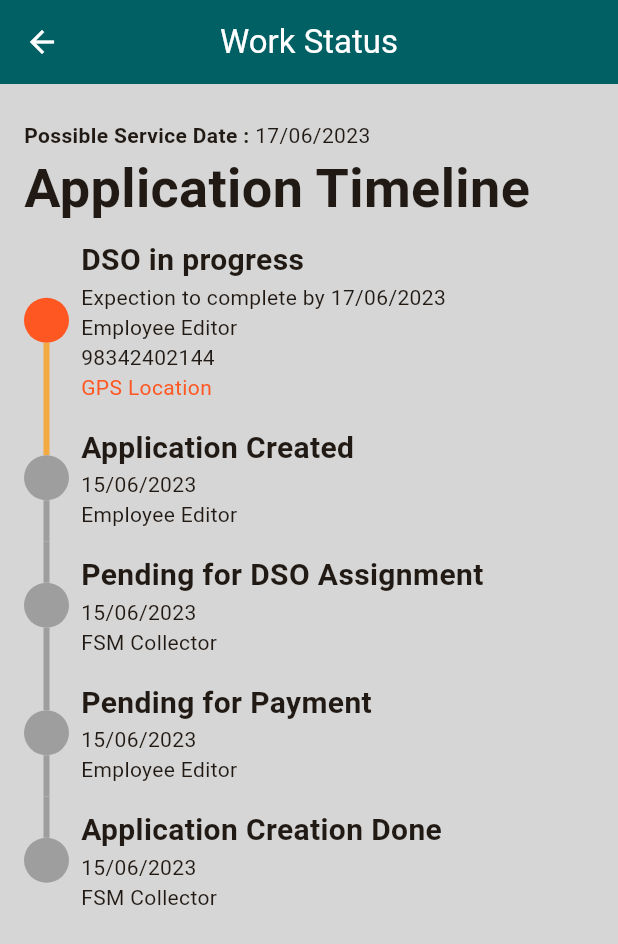
After one commit to achintya-7/vehicle_tracker_demo, a Flutter app: the StatusPage screen opened by its route, on a phone screen of 412 x 824 dp. The commit adds this screen. Shown: the top 944 px of the screen. Run offline on Flutter 3.47's test engine with Material 2 defaults, Android fonts, the phone set to English and light mode, and no system bars; drawn by our look-alikes of timeline_tile; our stand-ins replace flutter_map, fluttertoast, geocoding, geolocator, get, latlong2.

Commit message:
added status time line

```diff
--- a/lib/features/home/pages/home_page.dart
+++ b/lib/features/home/pages/home_page.dart
@@ -35,6 +35,11 @@ class HomePage extends StatelessWidget {
                 icon: const Icon(Icons.map),
                 label: const Text('Map'),
               ),
+              FilledButton.tonalIcon(
+                onPressed: () => Get.toNamed("/status"),
+                icon: const Icon(Icons.timeline),
+                label: const Text('Status'),
+              ),
             ],
           ),
         ),
--- /dev/null
+++ b/lib/features/status/pages/status_page.dart
@@ -0,0 +1,39 @@
+import 'package:flutter/material.dart';
+import 'package:timeline_tile/timeline_tile.dart';
+import 'package:vehicle_tracker_demo/features/status/widgets/timeline_tiles.dart';
+
+class StatusPage extends StatelessWidget {
+  const StatusPage({super.key});
+
+  @override
+  Widget build(BuildContext context) {
+    return Scaffold(
+      appBar: AppBar(
+        title: const Text("Work Status"),
+      ),
+      body: const Padding(
+        padding: EdgeInsets.symmetric(horizontal: 16, vertical: 4),
+        child: Column(
+          crossAxisAlignment: CrossAxisAlignment.start,
+          children: [
+            SizedBox(height: 20),
+            Row(
+              mainAxisAlignment: MainAxisAlignment.start,
+              children: [
+                Text("Possible Service Date : ", style: TextStyle(fontWeight: FontWeight.bold)),
+                Text("17/06/2023"),
+              ],
+            ),
+            Text("Application Timeline", style: TextStyle(fontWeight: FontWeight.bold, fontSize: 36)),
+            StartTimelineTile(),
+            CustomTimelineTile(isNext: true, title: "Application Created", date: "15/06/2023", editor: "Employee Editor"),
+            CustomTimelineTile(isNext: false, title: "Pending for DSO Assignment", date: "15/06/2023", editor: "FSM Collector"),
+            CustomTimelineTile(isNext: false, title: "Pending for Payment", date: "15/06/2023", editor: "Employee Editor"),
+            CustomTimelineTile(
+                isNext: false, title: "Application Creation Done", date: "15/06/2023", editor: "FSM Collector", isLast: true),
+          ],
+        ),
+      ),
+    );
+  }
+}
--- /dev/null
+++ b/lib/features/status/widgets/timeline_tiles.dart
@@ -0,0 +1,73 @@
+// ignore_for_file: public_member_api_docs, sort_constructors_first
+import 'package:flutter/material.dart';
+import 'package:timeline_tile/timeline_tile.dart';
+
+class StartTimelineTile extends StatelessWidget {
+  const StartTimelineTile({super.key});
+
+  @override
+  Widget build(BuildContext context) {
+    return TimelineTile(
+      alignment: TimelineAlign.start,
+      isFirst: true,
+      indicatorStyle: const IndicatorStyle(
+        width: 30,
+        color: Colors.deepOrange,
+      ),
+      afterLineStyle: LineStyle(color: Colors.orange.withOpacity(0.7)),
+      endChild: const Padding(
+        padding: EdgeInsets.all(8),
+        child: Column(
+          crossAxisAlignment: CrossAxisAlignment.start,
+          children: [
+            Text("DSO in progress", style: TextStyle(fontWeight: FontWeight.bold, fontSize: 20)),
+            Text("Expection to complete by 17/06/2023"),
+            Text("Employee Editor"),
+            Text("98342402144"),
+            Text("GPS Location", style: TextStyle(color: Colors.deepOrange)),
+          ],
+        ),
+      ),
+    );
+  }
+}
+
+class CustomTimelineTile extends StatelessWidget {
+  const CustomTimelineTile({
+    Key? key,
+    required this.isNext,
+    required this.title,
+    required this.date,
+    required this.editor, this.isLast,
+  }) : super(key: key);
+
+  final bool isNext;
+  final String title;
+  final String date;
+  final String editor;
+  final bool? isLast;
+
+  @override
+  Widget build(BuildContext context) {
+    return TimelineTile(
+      alignment: TimelineAlign.start,
+      indicatorStyle: const IndicatorStyle(
+        width: 30,
+      ),
+      isLast: isLast ?? false,
+      beforeLineStyle: isNext ? LineStyle(color: Colors.orange.withOpacity(0.7)) : const LineStyle(),
+      afterLineStyle: const LineStyle(),
+      endChild: Padding(
+        padding: const EdgeInsets.all(8),
+        child: Column(
+          crossAxisAlignment: CrossAxisAlignment.start,
+          children: [
+            Text(title, style: const TextStyle(fontWeight: FontWeight.bold, fontSize: 20)),
+            Text(date),
+            Text(editor),
+          ],
+        ),
+      ),
+    );
+  }
+}
--- a/lib/routes.dart
+++ b/lib/routes.dart
@@ -3,8 +3,7 @@ import 'package:vehicle_tracker_demo/features/home/bindings/home_bindings.dart';
 import 'package:vehicle_tracker_demo/features/home/pages/home_page.dart';
 import 'package:vehicle_tracker_demo/features/map/pages/map_page.dart';
 import 'package:vehicle_tracker_demo/features/requests/pages/request_pages.dart';
-
-
+import 'package:vehicle_tracker_demo/features/status/pages/status_page.dart';
 
 List<GetPage<dynamic>> getPages = [
   GetPage(
@@ -20,4 +19,8 @@ List<GetPage<dynamic>> getPages = [
     name: "/request",
     page: () => RequestPage(),
   ),
+  GetPage(
+    name: "/status",
+    page: () => StatusPage(),
+  ),
 ];
--- a/pubspec.yaml
+++ b/pubspec.yaml
@@ -41,6 +41,7 @@ dependencies:
   fluttertoast: ^8.2.2
   flutter_map: ^5.0.0
   latlong2: any
+  timeline_tile: ^2.0.0
 
 dev_dependencies:
   flutter_test:
```
Also changed, not shown: pubspec.lock.
